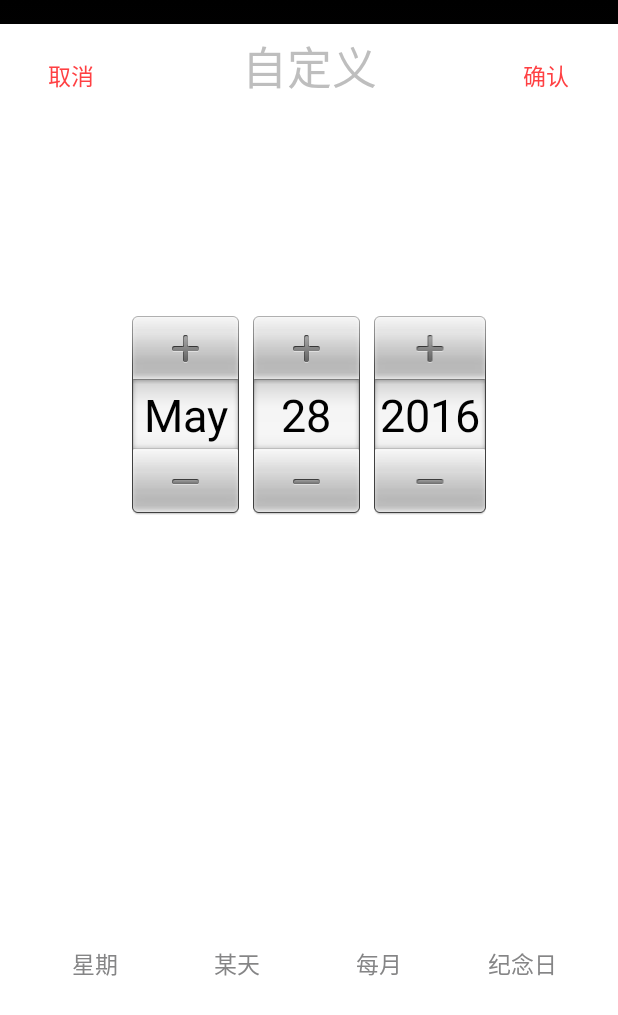
After one commit to zyfather/Heyuyang-graduation-project, an Android app: the CustomUserDefinedActivity screen opened directly, with no data from a screen before it, on a phone screen of 412 x 824 dp. The commit adds this screen. Shown: the top 1015 px of the screen. Run offline under Robolectric (Android 15) with nearby library versions, the phone set to English and light mode, and no system bars.

Commit message:
add customuserdefineactivity
增加了自定义activity

```diff
--- /dev/null
+++ b/app/src/main/java/com/example/yang/myapplication/activity/CustomUserDefinedActivity.java
@@ -0,0 +1,78 @@
+package com.example.yang.myapplication.activity;
+
+import android.app.Activity;
+import android.os.Bundle;
+import android.util.Log;
+import android.view.View;
+import android.widget.TextView;
+
+import com.example.yang.myapplication.R;
+
+/**
+ * Created by mingjobo on 2016/5/28.
+ */
+
+public class CustomUserDefinedActivity extends Activity implements View.OnClickListener{
+
+    private String TAG = "DefinedActivity";
+
+    TextView leftTv;
+    TextView middleTv;
+    TextView rightTv;
+
+    TextView weekTv;
+    TextView dayTV;
+    TextView monthTv;
+    TextView SpecialDayTv;
+
+    @Override
+    protected void onCreate(Bundle savedInstanceState) {
+        super.onCreate(savedInstanceState);
+
+        setContentView(R.layout.activity_custom_user_defined);
+
+        leftTv = (TextView) findViewById(R.id.title_left_tv);
+        middleTv = (TextView) findViewById(R.id.title_middle_tv);
+        rightTv = (TextView) findViewById(R.id.title_right_tv);
+        weekTv = (TextView) findViewById(R.id.define_activity_week);
+        dayTV = (TextView) findViewById(R.id.define_activity_day);
+        monthTv = (TextView) findViewById(R.id.define_activity_month);
+        SpecialDayTv = (TextView) findViewById(R.id.define_activity_specialday);
+
+
+        leftTv.setText(R.string.cancel);
+        middleTv.setText(R.string.define);
+        rightTv.setText(R.string.ok);
+
+        leftTv.setOnClickListener(this);
+        rightTv.setOnClickListener(this);
+        weekTv.setOnClickListener(this);
+        dayTV.setOnClickListener(this);
+        monthTv.setOnClickListener(this);
+        SpecialDayTv.setOnClickListener(this);
+    }
+
+    @Override
+    public void onClick(View v) {
+        switch (v.getId()){
+            case R.id.title_left_tv:
+                finish();
+                break;
+            case R.id.title_right_tv:
+                finish();
+                break;
+            case R.id.define_activity_week:
+                Log.d(TAG,"week");
+                break;
+            case R.id.define_activity_day:
+                Log.d(TAG,"day");
+                break;
+            case R.id.define_activity_month:
+                Log.d(TAG,"month");
+                break;
+            case R.id.define_activity_specialday:
+                Log.d(TAG,"specialday");
+                break;
+        }
+    }
+}
--- /dev/null
+++ b/app/src/main/res/layout/activity_custom_user_defined.xml
@@ -0,0 +1,49 @@
+<?xml version="1.0" encoding="utf-8"?>
+<RelativeLayout xmlns:android="http://schemas.android.com/apk/res/android"
+    style="@style/title"
+    >
+
+    <include
+        android:id="@+id/custom_user_defined_title"
+        layout="@layout/view_title"></include>
+
+
+    <DatePicker
+        android:layout_marginTop="10dp"
+        android:id="@+id/custom_user_defined_datepicker"
+        android:layout_width="match_parent"
+        android:layout_height="400dp"
+        android:layout_below="@id/custom_user_defined_title"
+        ></DatePicker>
+
+    <LinearLayout
+        android:layout_width="match_parent"
+        android:layout_height="wrap_content"
+        android:layout_below="@id/custom_user_defined_datepicker"
+        android:gravity="center"
+        android:layout_alignParentBottom="true">
+
+        <TextView
+            android:id="@+id/define_activity_week"
+            style="@style/define_chooseBar_tv_style"
+            android:text="@string/week"/>
+
+        <TextView
+            android:id="@+id/define_activity_day"
+            style="@style/define_chooseBar_tv_style"
+            android:text="@string/day"/>
+
+        <TextView
+            android:id="@+id/define_activity_month"
+            style="@style/define_chooseBar_tv_style"
+            android:text="@string/month"/>
+
+        <TextView
+            android:id="@+id/define_activity_specialday"
+            style="@style/define_chooseBar_tv_style"
+            android:text="@string/specialDay"/>
+
+
+    </LinearLayout>
+
+</RelativeLayout>
--- /dev/null
+++ b/app/src/main/res/layout/view_title.xml
@@ -0,0 +1,42 @@
+<?xml version="1.0" encoding="utf-8"?>
+
+<LinearLayout
+    xmlns:android="http://schemas.android.com/apk/res/android"
+    xmlns:tools="http://schemas.android.com/tools"
+    android:layout_width="match_parent"
+    android:layout_height="wrap_content"
+    android:orientation="horizontal"
+    android:layout_marginTop="5dp"
+    >
+
+    <TextView
+        android:id="@+id/title_left_tv"
+        android:layout_width="0dp"
+        android:layout_weight="1"
+        tools:text="关于"
+        android:textColor="@color/title_red"
+        android:gravity="center"
+        android:textSize="15dp"
+        android:layout_height="wrap_content" />
+
+    <TextView
+        android:id="@+id/title_middle_tv"
+        android:layout_width="0dp"
+        android:layout_weight="4"
+        tools:text="闹钟"
+        android:textSize="30dp"
+        android:gravity="center"
+        android:layout_height="wrap_content" />
+
+    <TextView
+        android:id="@+id/title_right_tv"
+        android:layout_width="0dp"
+        android:layout_weight="1"
+        android:gravity="center"
+        android:textSize="15dp"
+        android:textColor="@color/title_red"
+        tools:text="新建"
+        android:layout_height="wrap_content" />
+
+
+</LinearLayout>
--- a/app/src/main/res/values/colors.xml
+++ b/app/src/main/res/values/colors.xml
@@ -3,4 +3,7 @@
     <color name="colorPrimary">#3F51B5</color>
     <color name="colorPrimaryDark">#303F9F</color>
     <color name="colorAccent">#FF4081</color>
+    <color name="blackground">#FFFFFF</color>
+    <color name="title_red">#FFFF4043</color>
+    <color name="gray">#FF858586</color>
 </resources>
--- a/app/src/main/res/values/strings.xml
+++ b/app/src/main/res/values/strings.xml
@@ -1,3 +1,13 @@
 <resources>
     <string name="app_name">My Application</string>
+    <string name="alarm">闹钟</string>
+    <string name="about">关于</string>
+    <string name="newAlarm">新建</string>
+    <string name="cancel">取消</string>
+    <string name="ok">确认</string>
+    <string name="define">自定义</string>
+    <string name="week">星期</string>
+    <string name="day">某天</string>
+    <string name="month">每月</string>
+    <string name="specialDay">纪念日</string>
 </resources>
--- a/app/src/main/res/values/styles.xml
+++ b/app/src/main/res/values/styles.xml
@@ -8,4 +8,27 @@
         <item name="colorAccent">@color/colorAccent</item>
     </style>
 
+    <style name = "NoTitle" parent="android:Theme">
+    <item name = "android:windowNoTitle">true</item>
+    </style>
+
+    <style name="title">
+        <item name="android:layout_width">match_parent</item>
+        <item name="android:layout_height">match_parent</item>
+        <item name="android:paddingBottom">@dimen/activity_vertical_margin</item>
+        <item name="android:paddingLeft">@dimen/activity_horizontal_margin</item>
+        <item name="android:paddingRight">@dimen/activity_horizontal_margin</item>
+        <item name="android:layout_marginTop">@dimen/activity_vertical_margin</item>
+        <item name="android:background">@color/blackground</item>
+    </style>
+
+    <style name="define_chooseBar_tv_style">
+        <item name="android:layout_width">0dp</item>
+        <item name="android:layout_height">wrap_content</item>
+        <item name="android:textSize">15dp</item>
+        <item name="android:textColor">#FF858586</item>
+        <item name="android:layout_weight">1</item>
+        <item name="android:gravity">center</item>
+    </style>
+
 </resources>
```
Also changed, not shown: app/src/main/AndroidManifest.xml (+6 -5 lines), app/src/main/java/com/example/yang/myapplication/activity/AlarmListActivity.java (+25 -2 lines), app/src/main/res/layout/activity_alarm_list.xml (+8 -7 lines), 5 other files.
